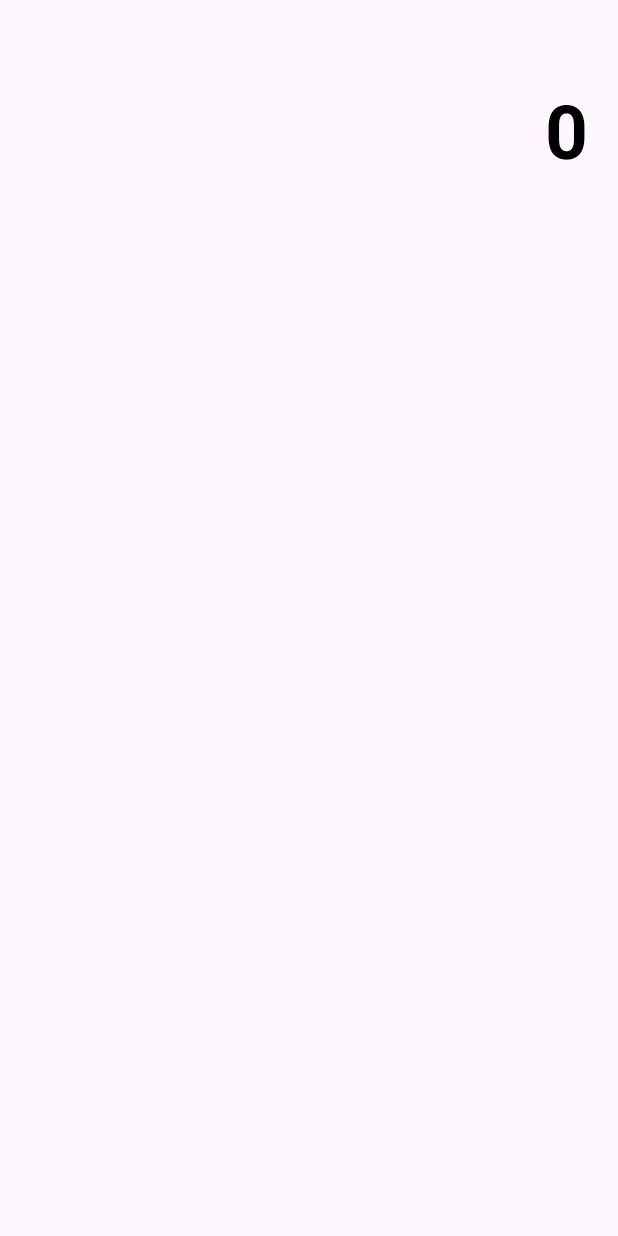
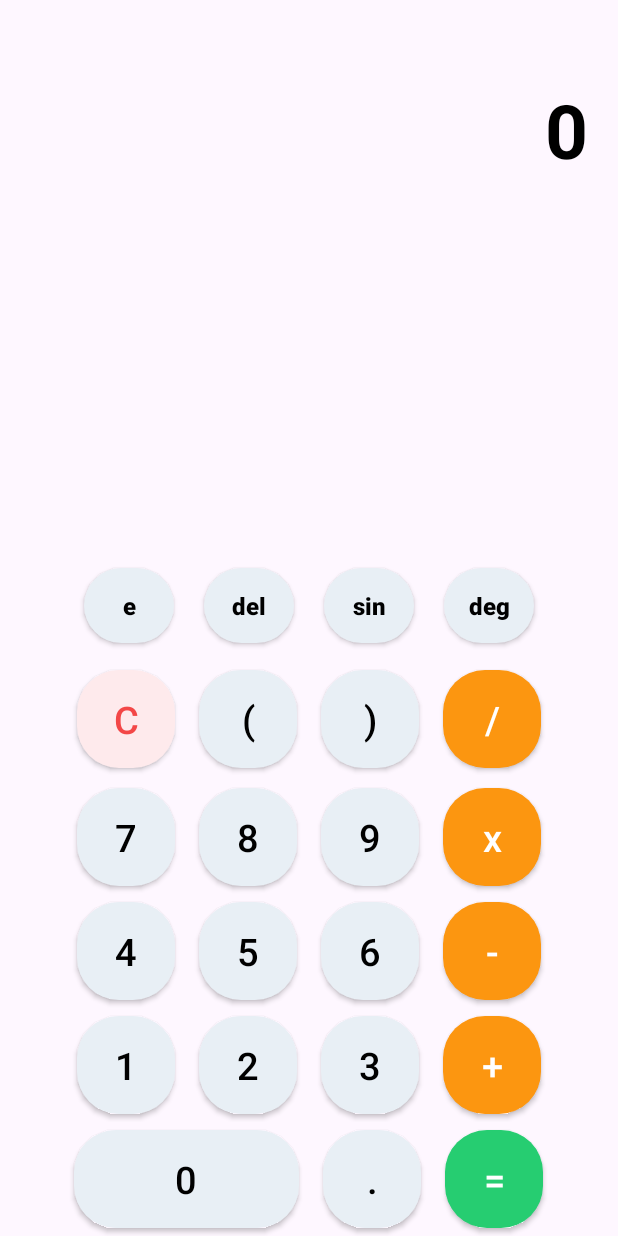
Before and after one commit to Safianu801/Easy-Calculator, an Android app: the screen it shows after launch (CalculatorScreen), on a phone screen of 412 x 824 dp. Before the commit the screen is almost empty. Run offline under Robolectric (Android 15) with nearby library versions, the phone set to English and light mode, and no system bars.

Commit message:
Calculator backend

```diff
--- a/app/src/main/res/layout/activity_calculator_screen.xml
+++ b/app/src/main/res/layout/activity_calculator_screen.xml
@@ -8,7 +8,7 @@
 
     <ScrollView
         android:layout_width="match_parent"
-        android:layout_height="2760dp"
+        android:layout_height="260dp"
         android:id="@+id/tv">
 
 
```
